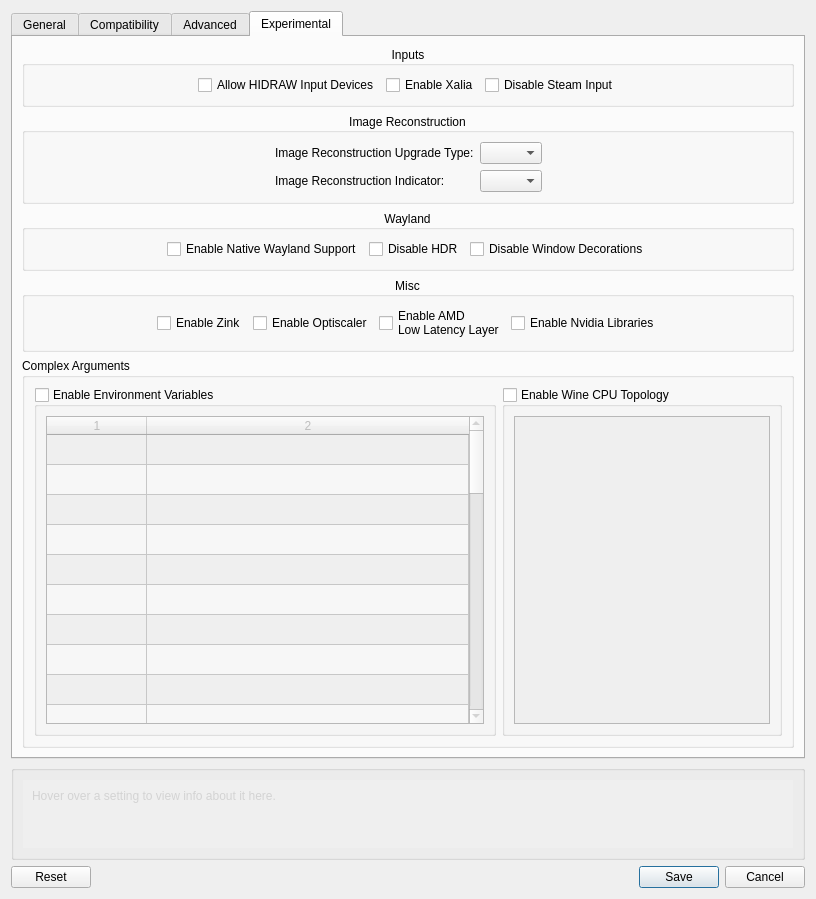
KeyesTheWah/Nero-umu, file src/neroprefixsettings.ui: the form before one commit.
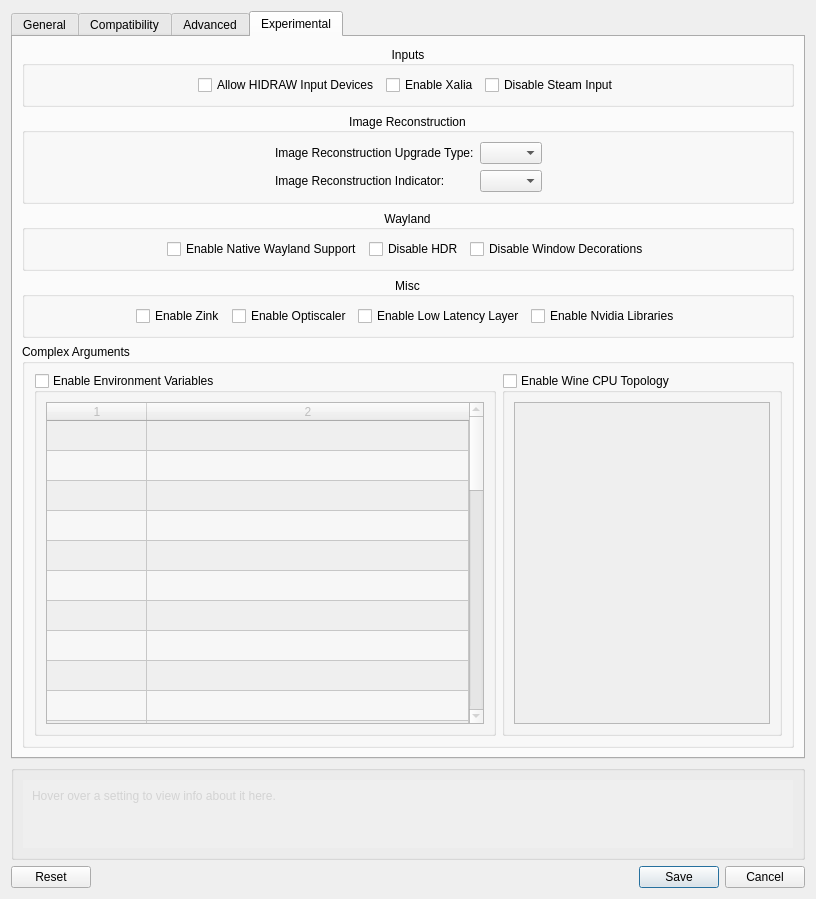
The form after the commit. The open tabs and pages were chosen to show the change. Icons and pictures are not drawn.

Commit message: update whatsThis for each

What changed in the file:
```diff
--- a/src/neroprefixsettings.ui
+++ b/src/neroprefixsettings.ui
@@ -2126,8 +2126,7 @@
           <item row="0" column="3">
            <widget class="QCheckBox" name="toggleLowLatency">
             <property name="text">
-             <string>Enable AMD 
-Low Latency Layer</string>
+             <string>Enable Low Latency Layer</string>
             </property>
             <property name="isFor" stdset="0">
              <string>UseLowLatency</string>
```
Left out of the diff: 49 changed lines with no effect on the pictures.
